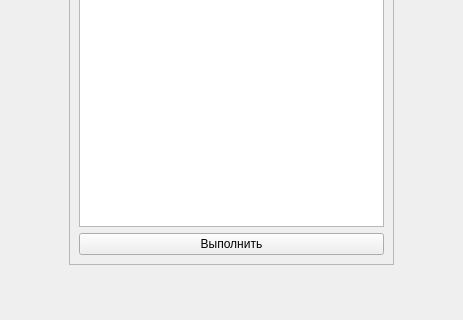
This is cmd/client/python-gui/ui/actions.ui in rombintu/golearn as Qt 5 draws it before an edit; both pictures show x 0 to 463 and y 217 to 537 of the 463 by 537 pixel window. The edited form follows.
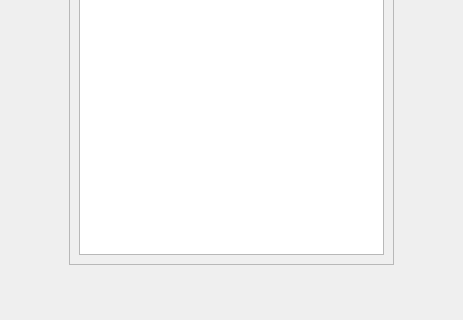
This is the edited form.

```diff
--- a/cmd/client/python-gui/ui/actions.ui
+++ b/cmd/client/python-gui/ui/actions.ui
@@ -48,13 +48,6 @@
       <item>
        <widget class="QListWidget" name="listWidget"/>
       </item>
-      <item>
-       <widget class="QPushButton" name="execBtn">
-        <property name="text">
-         <string>Выполнить</string>
-        </property>
-       </widget>
-      </item>
      </layout>
     </widget>
    </item>
```
